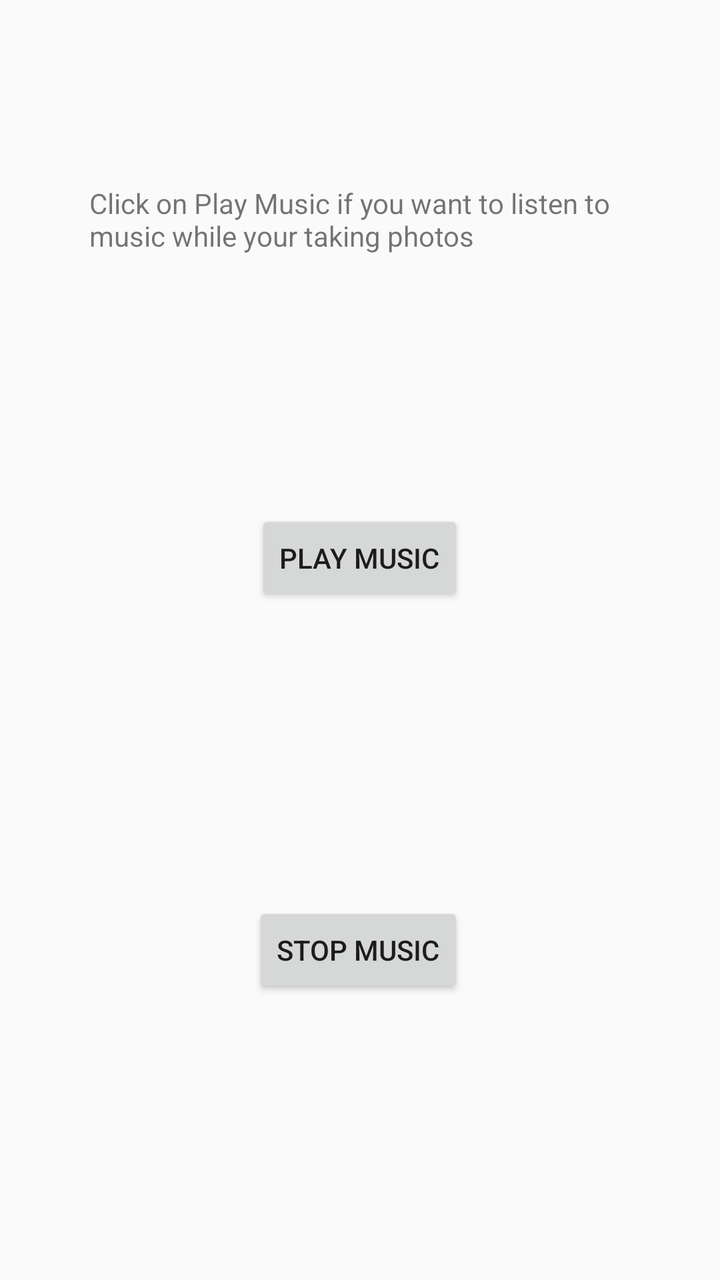
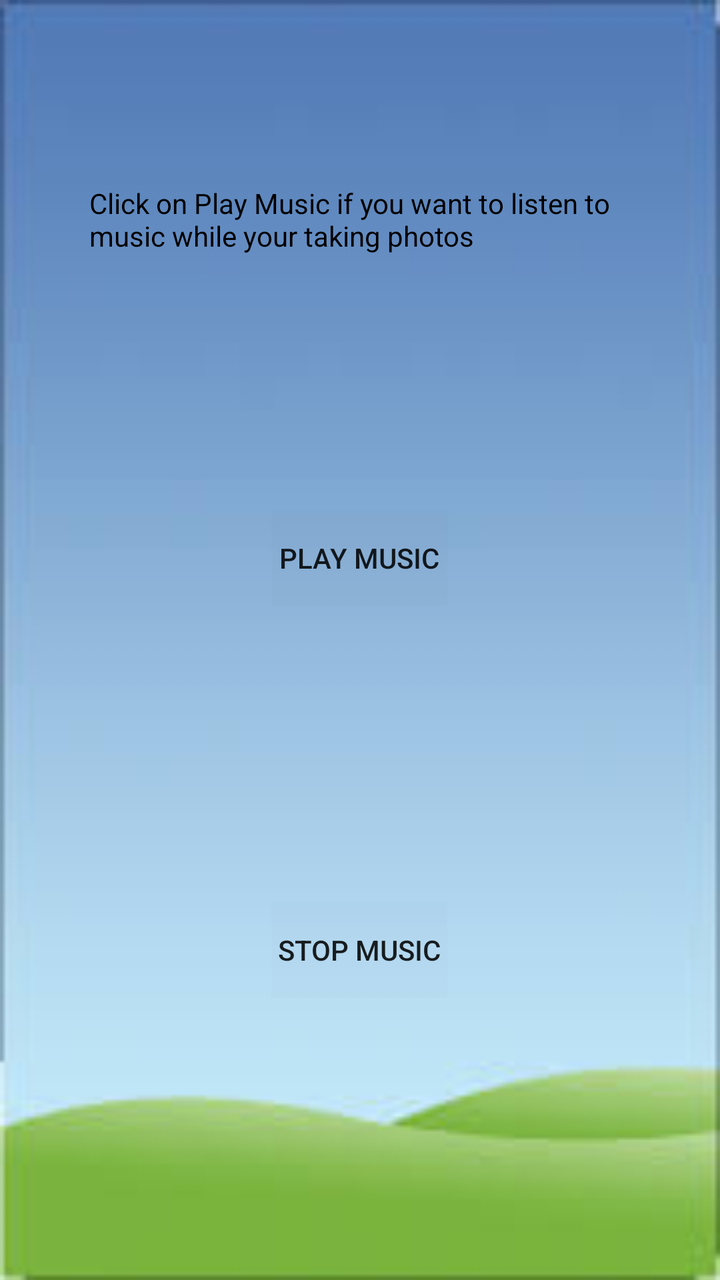

Compare the two renders of this Android layout. The source of the first and the diff that turns it into the second are given below.
<!-- AndroidManifest.xml: application theme Theme.Projectstart -->
<!-- res/layout/activity_main.xml -->
<?xml version="1.0" encoding="utf-8"?>
<androidx.constraintlayout.widget.ConstraintLayout xmlns:android="http://schemas.android.com/apk/res/android"
    xmlns:app="http://schemas.android.com/apk/res-auto"
    xmlns:tools="http://schemas.android.com/tools"
    android:layout_width="match_parent"
    android:layout_height="match_parent"
    tools:context=".MainActivity.MainActivity">

    <TextView
        android:id="@+id/message_music"
        android:layout_width="270dp"
        android:layout_height="111dp"
        android:layout_marginTop="92dp"
        android:text="Click on Play Music if you want to listen to music while your taking photos"
        app:layout_constraintEnd_toEndOf="parent"
        app:layout_constraintHorizontal_bias="0.496"
        app:layout_constraintStart_toStartOf="parent"
        app:layout_constraintTop_toTopOf="parent" />

    <Button
        android:id="@+id/button_play"
        android:layout_width="wrap_content"
        android:layout_height="wrap_content"
        android:layout_marginTop="52dp"
        android:text="Play Music"
        android:onClick="onStart"
        app:layout_constraintEnd_toEndOf="@+id/message_music"
        app:layout_constraintStart_toStartOf="@+id/message_music"
        app:layout_constraintTop_toBottomOf="@+id/message_music" />

    <Button
        android:id="@+id/button_stop"
        android:layout_width="wrap_content"
        android:layout_height="wrap_content"
        android:layout_marginTop="148dp"
        android:onClick="onStop"
        android:text="Stop music"
        app:layout_constraintBottom_toBottomOf="parent"
        app:layout_constraintEnd_toEndOf="@+id/button_play"
        app:layout_constraintHorizontal_bias="1.0"
        app:layout_constraintStart_toStartOf="@+id/button_play"
        app:layout_constraintTop_toBottomOf="@+id/button_play"
        app:layout_constraintVertical_bias="0.0" />


</androidx.constraintlayout.widget.ConstraintLayout>
<!-- resources referenced by this layout -->
<resources>
  <style name="Theme.Projectstart" parent="Theme.AppCompat.Light.DarkActionBar">
          
          <item name="colorPrimary">@color/purple_500</item>
          <item name="colorPrimaryDark">@color/purple_700</item>
          <item name="colorAccent">@color/teal_200</item>
          
      </style>
  <color name="purple_500">#FF6200EE</color>
  <color name="purple_700">#FF3700B3</color>
  <color name="teal_200">#FF03DAC5</color>
</resources>

<!-- the commit's change to res/layout/activity_main.xml (unified diff, before → after) -->
@@ -4,6 +4,7 @@
     xmlns:tools="http://schemas.android.com/tools"
     android:layout_width="match_parent"
     android:layout_height="match_parent"
+    android:background="@drawable/back_ground1"
     tools:context=".MainActivity.MainActivity">
 
     <TextView
@@ -12,6 +13,7 @@
         android:layout_height="111dp"
         android:layout_marginTop="92dp"
         android:text="Click on Play Music if you want to listen to music while your taking photos"
+        android:textColor="@color/black"
         app:layout_constraintEnd_toEndOf="parent"
         app:layout_constraintHorizontal_bias="0.496"
         app:layout_constraintStart_toStartOf="parent"
@@ -23,6 +25,7 @@
         android:layout_height="wrap_content"
         android:layout_marginTop="52dp"
         android:text="Play Music"
+        android:background="@color/cardview_shadow_end_color"
         android:onClick="onStart"
         app:layout_constraintEnd_toEndOf="@+id/message_music"
         app:layout_constraintStart_toStartOf="@+id/message_music"
@@ -33,11 +36,12 @@
         android:layout_width="wrap_content"
         android:layout_height="wrap_content"
         android:layout_marginTop="148dp"
+        android:background="@color/cardview_shadow_end_color"
         android:onClick="onStop"
         android:text="Stop music"
         app:layout_constraintBottom_toBottomOf="parent"
         app:layout_constraintEnd_toEndOf="@+id/button_play"
-        app:layout_constraintHorizontal_bias="1.0"
+        app:layout_constraintHorizontal_bias="0.0"
         app:layout_constraintStart_toStartOf="@+id/button_play"
         app:layout_constraintTop_toBottomOf="@+id/button_play"
         app:layout_constraintVertical_bias="0.0" />
<!-- resource entries referenced after the edit -->
@@ -1,5 +1,7 @@
 <!-- resources referenced by this layout -->
 <resources>
+  <color name="black">#FF000000</color>
+  <!-- drawable back_ground1: png bitmap (drawable, 2989 bytes) -->
   <style name="Theme.Projectstart" parent="Theme.AppCompat.Light.DarkActionBar">
           
           <item name="colorPrimary">@color/purple_500</item>
